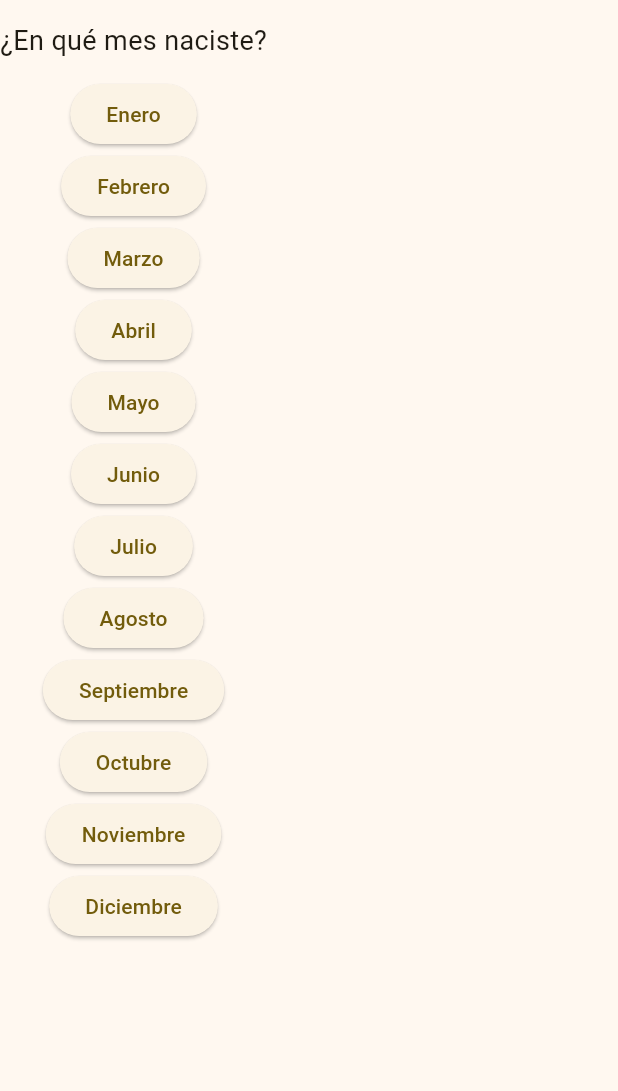
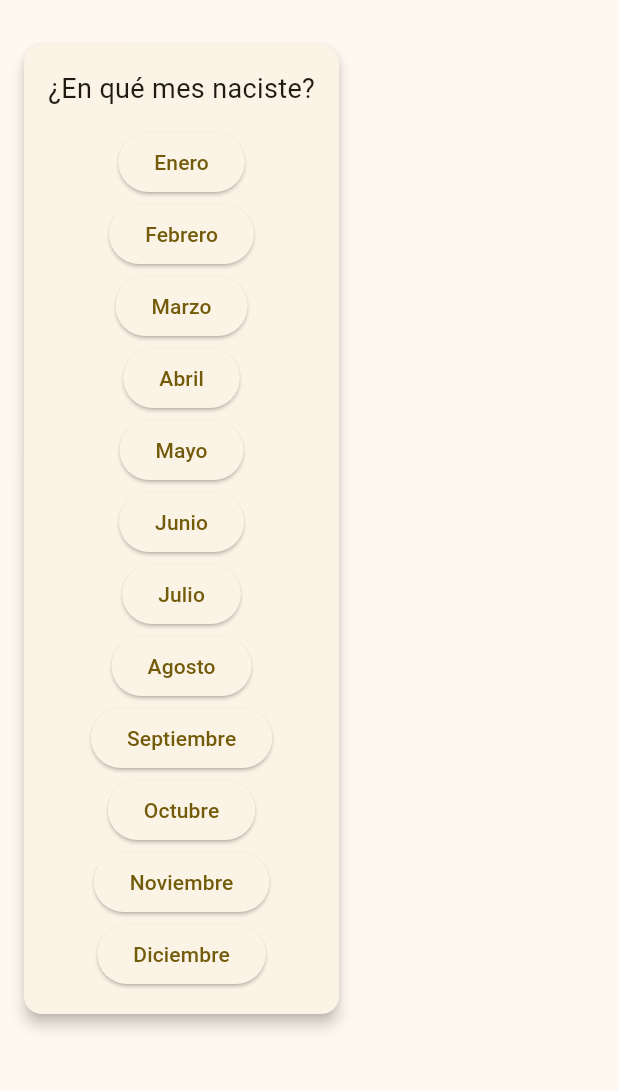
Before and after one commit to franopx/crossing-catalogue, a Flutter app: the screen it shows after launch, on a phone screen of 412 x 824 dp, the part 63-1154 px from its top. Run offline on Flutter 3.47's test engine with Material 3 defaults, Android fonts, the phone set to English and light mode, and no system bars; our stand-ins replace flutter_html, google_fonts, logger; network calls fail; Roboto replaces fonts that are missing (Itim).

Commit message:
more progress

```diff
--- a/lib/domain/quiz_data/personality_quiz.dart
+++ b/lib/domain/quiz_data/personality_quiz.dart
@@ -20,51 +20,51 @@ final List<Question> personalityQuestions = [
     effects: [
       {
         // Enero
-        'birthday_month': {'nov': 1, 'dec': 2, 'jan': 3, 'feb': 2, 'mar': 1},
+        'birthmonth': {'nov': 1, 'dec': 2, 'jan': 3, 'feb': 2, 'mar': 1},
       },
       {
         // Febrero
-        'birthday_month': {'dec': 1, 'jan': 2, 'feb': 3, 'mar': 2, 'apr': 1},
+        'birthmonth': {'dec': 1, 'jan': 2, 'feb': 3, 'mar': 2, 'apr': 1},
       },
       {
         // Marzo
-        'birthday_month': {'jan': 1, 'feb': 2, 'mar': 3, 'apr': 2, 'may': 1},
+        'birthmonth': {'jan': 1, 'feb': 2, 'mar': 3, 'apr': 2, 'may': 1},
       },
       {
         // Abril
-        'birthday_month': {'feb': 1, 'mar': 2, 'apr': 3, 'may': 2, 'jun': 1},
+        'birthmonth': {'feb': 1, 'mar': 2, 'apr': 3, 'may': 2, 'jun': 1},
       },
       {
         // Mayo
-        'birthday_month': {'mar': 1, 'apr': 2, 'may': 3, 'jun': 2, 'jul': 1},
+        'birthmonth': {'mar': 1, 'apr': 2, 'may': 3, 'jun': 2, 'jul': 1},
       },
       {
         // Junio
-        'birthday_month': {'apr': 1, 'may': 2, 'jun': 3, 'jul': 2, 'aug': 1},
+        'birthmonth': {'apr': 1, 'may': 2, 'jun': 3, 'jul': 2, 'aug': 1},
       },
       {
         // Julio
-        'birthday_month': {'may': 1, 'jun': 2, 'jul': 3, 'aug': 2, 'sep': 1},
+        'birthmonth': {'may': 1, 'jun': 2, 'jul': 3, 'aug': 2, 'sep': 1},
       },
       {
         // Agosto
-        'birthday_month': {'jun': 1, 'jul': 2, 'aug': 3, 'sep': 2, 'oct': 1},
+        'birthmonth': {'jun': 1, 'jul': 2, 'aug': 3, 'sep': 2, 'oct': 1},
       },
       {
         // Septiembre
-        'birthday_month': {'jul': 1, 'aug': 2, 'sep': 3, 'oct': 2, 'nov': 1},
+        'birthmonth': {'jul': 1, 'aug': 2, 'sep': 3, 'oct': 2, 'nov': 1},
       },
       {
         // Octubre
-        'birthday_month': {'aug': 1, 'sep': 2, 'oct': 3, 'nov': 2, 'dec': 1},
+        'birthmonth': {'aug': 1, 'sep': 2, 'oct': 3, 'nov': 2, 'dec': 1},
       },
       {
         // Noviembre
-        'birthday_month': {'sep': 1, 'oct': 2, 'nov': 3, 'dec': 2, 'jan': 1},
+        'birthmonth': {'sep': 1, 'oct': 2, 'nov': 3, 'dec': 2, 'jan': 1},
       },
       {
         // Diciembre
-        'birthday_month': {'oct': 1, 'nov': 2, 'dec': 3, 'jan': 2, 'feb': 1},
+        'birthmonth': {'oct': 1, 'nov': 2, 'dec': 3, 'jan': 2, 'feb': 1},
       },
     ],
   ),
--- a/lib/services/api_service.dart
+++ b/lib/services/api_service.dart
@@ -70,7 +70,8 @@ class ServiceVillager {
   }) async {
     final filters = buildApiFilters(votes);
     final searchQuery = buildSearchQuery(filters);
-    final url = Uri.parse('$villagerUrl?=$apiKey&$searchQuery');
+    print(searchQuery);
+    final url = Uri.parse('$villagerUrl?api_key=$apiKey&$searchQuery');
 
     final response = await http.get(url);
 
--- a/lib/widgets/question_widget.dart
+++ b/lib/widgets/question_widget.dart
@@ -20,9 +20,18 @@ class _QuestionWidgetState extends State<QuestionWidget> {
 
   @override
   Widget build(BuildContext context) {
-    return Column(
+    return Card(
+      margin: const EdgeInsets.all(16),
+      elevation: 4,
+      child: Padding(
+        padding: const EdgeInsets.all(16),
+        child: SingleChildScrollView(
+          child: Column(
             children: [
-        Text(widget.question.question, style: const TextStyle(fontSize: 18)),
+              Text(
+                widget.question.question,
+                style: const TextStyle(fontSize: 18),
+              ),
               const SizedBox(height: 12),
               ...List.generate(widget.question.answers.length, (i) {
                 final isSelected = selectedIndexes.contains(i);
@@ -54,6 +63,9 @@ class _QuestionWidgetState extends State<QuestionWidget> {
                   child: const Text('Confirmar Seleccion'),
                 ),
             ],
+          ),
+        ),
+      ),
     );
   }
 }
```
Lines whose indentation alone changed are shown as unchanged.
